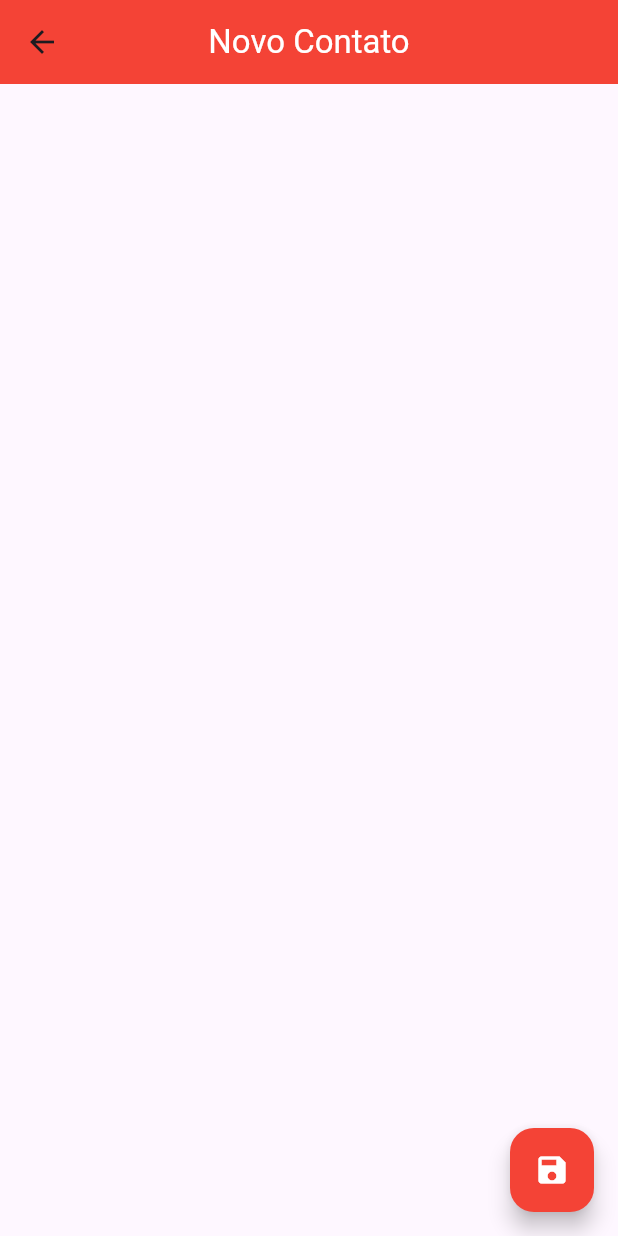
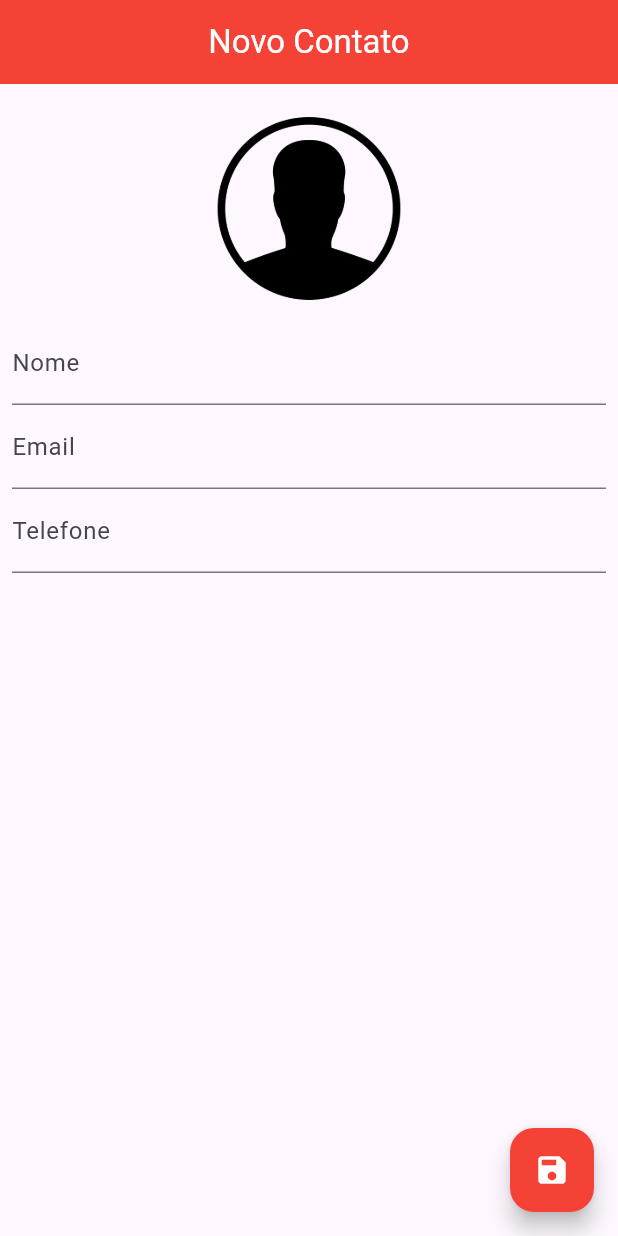
Before and after one commit to iraponan/agenda, a Flutter app: the ContactPage screen opened directly, on a phone screen of 412 x 824 dp. Run offline on Flutter 3.47's test engine with Material 3 defaults, Android fonts, the phone set to English and light mode, and no system bars; our stand-ins replace brasil_fields, sqflite; accounts and stored records are empty.

Commit message:
Layout da Tela de Contato.

```diff
--- a/lib/main.dart
+++ b/lib/main.dart
@@ -1,9 +1,10 @@
-import 'package:agenda/pages/home.dart';
+import 'package:agenda/pages/contact_page.dart';
+import 'package:agenda/pages/home_page.dart';
 import 'package:flutter/material.dart';
 
 void main() {
   runApp(const MaterialApp(
     debugShowCheckedModeBanner: false,
-    home: HomePage(),
+    home: ContactPage(),
   ));
 }
--- a/lib/pages/contact_page.dart
+++ b/lib/pages/contact_page.dart
@@ -1,5 +1,9 @@
+import 'dart:io';
+
 import 'package:agenda/models/contact.dart';
+import 'package:brasil_fields/brasil_fields.dart';
 import 'package:flutter/material.dart';
+import 'package:flutter/services.dart';
 
 class ContactPage extends StatefulWidget {
   const ContactPage({super.key, this.contact});
@@ -12,6 +16,11 @@ class ContactPage extends StatefulWidget {
 
 class _ContactPageState extends State<ContactPage> {
   late Contact _editedContact;
+  bool _userEdited = false;
+
+  final TextEditingController _nameController = TextEditingController();
+  final TextEditingController _emailController = TextEditingController();
+  final TextEditingController _phoneController = TextEditingController();
 
   @override
   Widget build(BuildContext context) {
@@ -34,6 +43,66 @@ class _ContactPageState extends State<ContactPage> {
           color: Colors.white,
         ),
       ),
+      body: SingleChildScrollView(
+        padding: const EdgeInsets.all(8.0),
+        child: Column(
+          children: [
+            GestureDetector(
+              child: Container(
+                width: 150,
+                height: 150,
+                decoration: BoxDecoration(
+                  shape: BoxShape.circle,
+                  image: DecorationImage(
+                    image: _editedContact.img != null
+                        ? FileImage(File(_editedContact.img!))
+                        : const AssetImage('assets/images/person.png')
+                    as ImageProvider,
+                  ),
+                ),
+              ),
+            ),
+            TextField(
+              decoration: const InputDecoration(
+                labelText: 'Nome',
+              ),
+              onChanged: (text) {
+                _userEdited = true;
+                setState(() {
+                  _editedContact.name = text;
+                });
+              },
+              controller: _nameController,
+            ),
+            TextField(
+              decoration: const InputDecoration(
+                labelText: 'Email',
+              ),
+              onChanged: (text) {
+                _userEdited = true;
+                _editedContact.email = text;
+              },
+              keyboardType: TextInputType.emailAddress,
+              controller: _emailController,
+            ),
+            TextField(
+              decoration: const InputDecoration(
+                labelText: 'Telefone',
+              ),
+              onChanged: (text) {
+                _userEdited = true;
+                _editedContact.phone = text;
+              },
+              keyboardType: TextInputType.phone,
+              inputFormatters: [
+                FilteringTextInputFormatter.digitsOnly,
+                TelefoneInputFormatter()
+              ],
+              controller: _phoneController,
+            ),
+          ],
+        ),
+      ),
     );
   }
 
@@ -44,6 +113,9 @@ class _ContactPageState extends State<ContactPage> {
       _editedContact = Contact();
     } else {
       _editedContact = Contact.fromMap(widget.contact!.toMap());
+      _nameController.text = _editedContact.name ?? '';
+      _emailController.text = _editedContact.email ?? '';
+      _phoneController.text = _editedContact.phone ?? '';
     }
   }
 }
--- a/pubspec.yaml
+++ b/pubspec.yaml
@@ -36,6 +36,7 @@ dependencies:
   # Use with the CupertinoIcons class for iOS style icons.
   cupertino_icons: ^1.0.2
   sqflite: ^2.3.2
+  brasil_fields: ^1.14.2
 
 dev_dependencies:
   flutter_test:
```
Also changed, not shown: lib/pages/home_page.dart (renamed from lib/pages/home.dart, +3 -9 lines), pubspec.lock.
